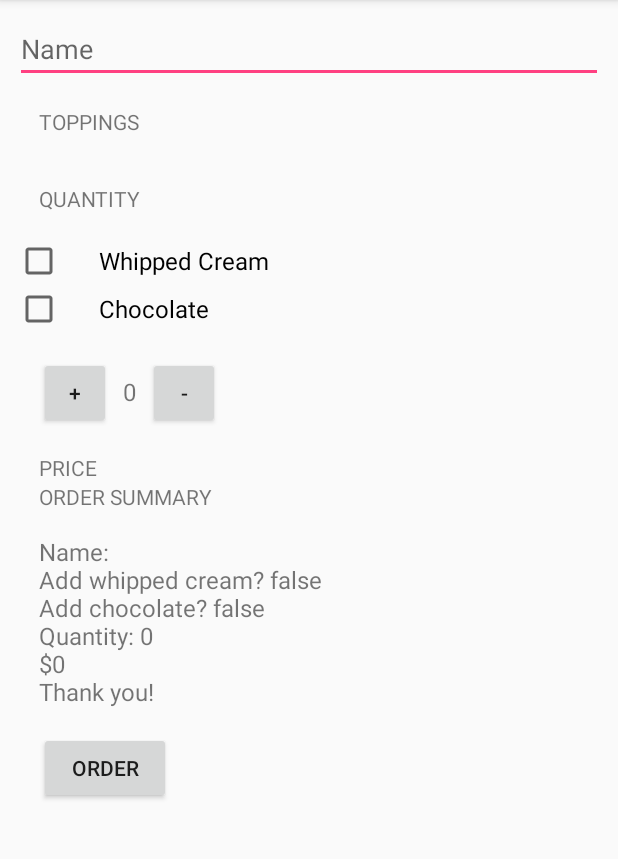
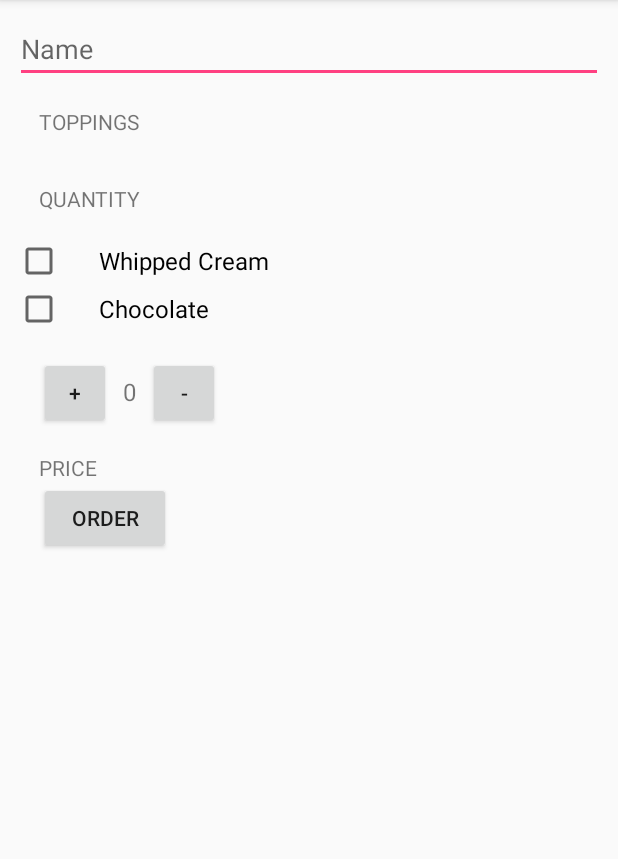
Before and after one commit to curiousclarissa/JustJava, an Android app: the screen it shows after launch (MainActivity), after a tap on "ORDER", on a phone screen of 412 x 824 dp, the part 84-943 px from its top. Run offline under Robolectric (Android 15) with nearby library versions, the phone set to English and light mode, and no system bars.

Commit message:
now emails an order summary instead of displaying it

```diff
--- a/app/src/main/AndroidManifest.xml
+++ b/app/src/main/AndroidManifest.xml
@@ -8,7 +8,8 @@
         android:label="@string/app_name"
         android:roundIcon="@mipmap/ic_launcher_round"
         android:supportsRtl="true"
-        android:theme="@style/AppTheme">
+        android:theme="@style/AppTheme"
+        >
         <activity android:name=".MainActivity">
             <intent-filter>
                 <action android:name="android.intent.action.MAIN" />
--- a/app/src/main/java/com/example/android/justjava/MainActivity.java
+++ b/app/src/main/java/com/example/android/justjava/MainActivity.java
@@ -10,6 +10,8 @@ package com.example.android.justjava;
 
 
 
+         import android.content.Intent;
+         import android.net.Uri;
          import android.os.Bundle;
          import android.support.v7.app.AppCompatActivity;
          import android.text.Editable;
@@ -18,6 +20,7 @@ package com.example.android.justjava;
          import android.widget.CheckBox;
          import android.widget.EditText;
          import android.widget.TextView;
+         import android.widget.Toast;
 
          import java.text.NumberFormat;
 
@@ -39,30 +42,44 @@ public class MainActivity extends AppCompatActivity {
      * This method is called when the order button is clicked.
      */
     public void submitOrder(View view) {
+        EditText nameField = (EditText) findViewById(R.id.name_field);
+        String name = nameField.getText().toString();
         CheckBox whippedCreamCheckBox = (CheckBox) findViewById(R.id.whipped_cream_checkbox);
         CheckBox chocolateCheckBox = (CheckBox) findViewById(R.id.chocolate_checkbox);
-        EditText nameField = (EditText) getText(R.id.name_field);
-        String name = nameField.getText().toString();
-        Log.v("Main Activity", "Name" + name);
         boolean hasWhippedCream = whippedCreamCheckBox.isChecked();
         boolean hasChocolate = chocolateCheckBox.isChecked();
-        int price = calculatePrice();
-        String priceMessage = createOrderSummary(price, hasWhippedCream, hasChocolate);
-        displayMessage(priceMessage);
+        int price = calculatePrice(hasWhippedCream, hasChocolate);
+        String priceMessage = createOrderSummary(name, price, hasWhippedCream, hasChocolate);
+        Intent emailOrder = new Intent(Intent.ACTION_SENDTO);
+        emailOrder.setData(Uri.parse("mailto:")); // only email apps should handle this
+        emailOrder.putExtra(Intent.EXTRA_SUBJECT, "JustJava Order for " + name);
+        emailOrder.putExtra(Intent.EXTRA_TEXT, priceMessage);
+        if (emailOrder.resolveActivity(getPackageManager()) != null) {
+            startActivity(emailOrder);
+        }
     }
     /**
      * This method is called when the plus button is clicked.
      */
     public void increment(View view) {
-        quantity = quantity + 1;
-        displayQuantity(quantity);
+        if (quantity == 100){
+            Toast.makeText(this, "You can't buy more than 100 coffees.", Toast.LENGTH_SHORT).show();
+            return;
+        }
+            quantity = quantity + 1;
+            displayQuantity(quantity);
     }
     /**
      * This method is called when the minus button is clicked.
      */
     public void decrement(View view) {
-        quantity = quantity - 1;
-        displayQuantity(quantity);
+        if(quantity == 1) {
+            Toast.makeText(this, "You can't buy no coffees", Toast.LENGTH_SHORT).show();
+            return;
+        }
+            quantity = quantity - 1;
+            displayQuantity(quantity);
+
     }
     /**
      * Create summary of the order.
@@ -72,8 +89,8 @@ public class MainActivity extends AppCompatActivity {
      * @param price of the order
      * @return text summary
      */
-    private String createOrderSummary(int price, boolean hasWhippedCream, boolean hasChocolate){
-        String priceMessage = "Name: ";
+    private String createOrderSummary(String name, int price, boolean hasWhippedCream, boolean hasChocolate){
+        String priceMessage = "Name: " + name;
         priceMessage = priceMessage + "\nAdd whipped cream? " + hasWhippedCream;
         priceMessage = priceMessage + "\nAdd chocolate? " + hasChocolate;
         priceMessage = priceMessage + "\nQuantity: " + quantity + "\n" + "$" + price;
@@ -91,18 +108,24 @@ public class MainActivity extends AppCompatActivity {
      * This method displays the given order summary on the screen.
      */
 
-    private void displayMessage(String message) {
-        TextView orderSummaryTextView = findViewById(R.id.order_summary_text_view);
-        orderSummaryTextView.setText(message);
-    }
+
     /**
      * Calculates the price of the order.
      *
      *
      */
-    private int calculatePrice() {
+    private int calculatePrice(boolean hasWhippedCream, boolean hasChocolate) {
         int pricePerCup = 5;
-        int price = quantity * pricePerCup;
+        int priceWhippedCream = 1;
+        int priceChocolate = 2;
+        int basePrice = 5;
+        if (hasWhippedCream){
+            basePrice = basePrice + priceWhippedCream;
+        }
+        if (hasChocolate){
+            basePrice = basePrice + priceChocolate;
+        }
+        int price = quantity * basePrice;
         return price;
     }
 
--- a/app/src/main/res/layout/activity_main.xml
+++ b/app/src/main/res/layout/activity_main.xml
@@ -95,20 +95,6 @@
             android:layout_marginLeft="16dp"
             android:text="Price"
             android:textAllCaps="true" />
-        <TextView
-            android:layout_width="wrap_content"
-            android:layout_height="wrap_content"
-            android:layout_marginLeft="16dp"
-            android:text="Order Summary"
-            android:textAllCaps="true" />
-        <TextView
-            android:id="@+id/order_summary_text_view"
-            android:layout_width="wrap_content"
-            android:layout_height="wrap_content"
-            android:layout_margin="16dp"
-            android:layout_marginTop="16dp"
-            android:text="$00"
-            android:textSize="16sp" />
 
         <Button
             android:id="@+id/button_id"
```
